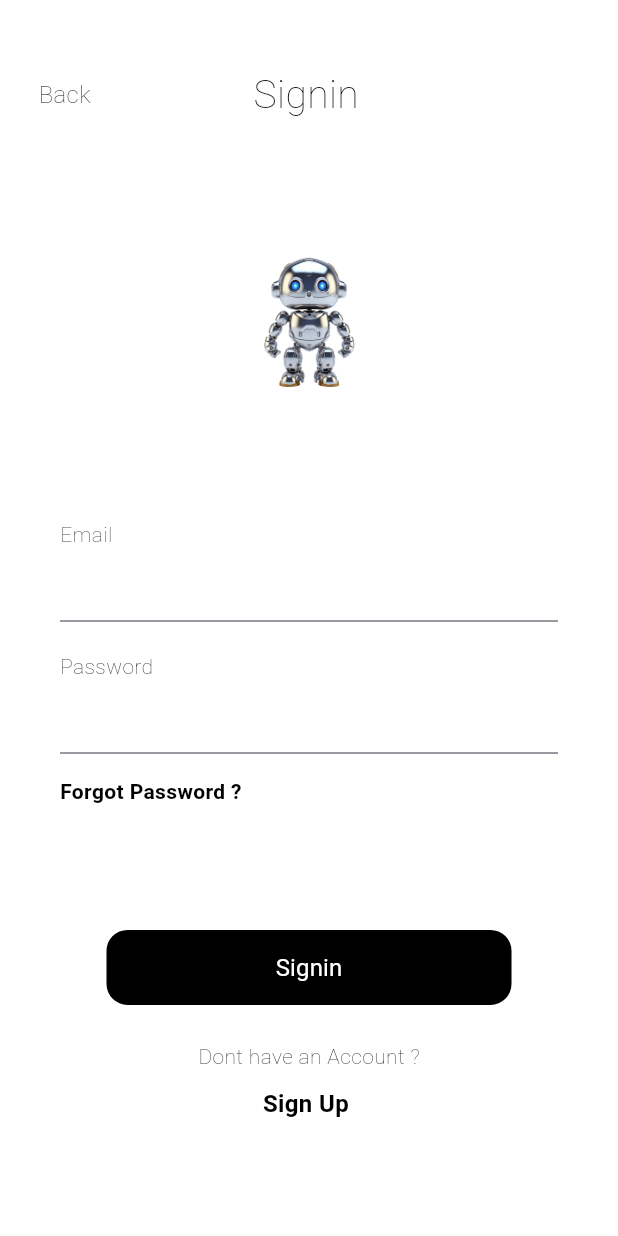
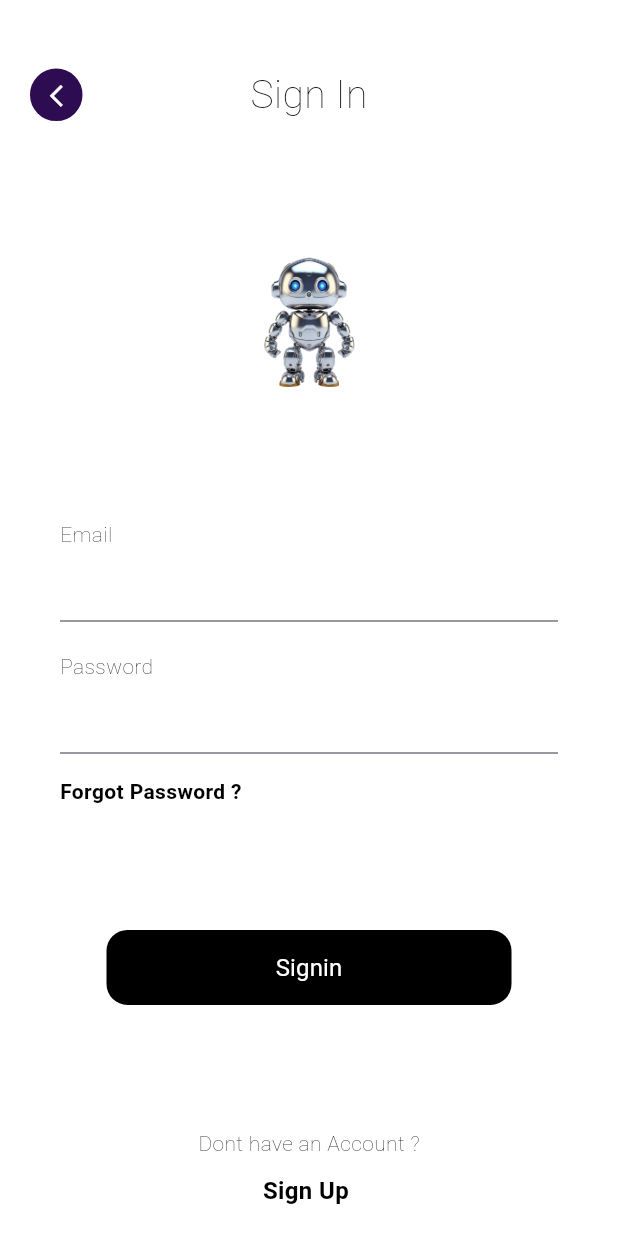
Before and after one commit to frederickohe/autobus-app, a Flutter app: the Signup screen opened directly, scrolled down 85 dp, after a tap on "Log In", on a phone screen of 412 x 824 dp. Run offline on Flutter 3.47's test engine with Material 3 defaults, Android fonts, the phone set to English and light mode, and no system bars; our stand-ins replace bloc, equatable, flutter_bloc, flutter_secure_storage, google_fonts, jwt_decoder and 2 more; missing offline and left inert: iconify_flutter; accounts and stored records are empty; network calls fail; Roboto replaces fonts that are missing (Imprima).

Commit message:
login flows

```diff
--- a/lib/features/auth/signin.dart
+++ b/lib/features/auth/signin.dart
@@ -23,31 +23,13 @@ class _SigninState extends State<Signin> {
               crossAxisAlignment: CrossAxisAlignment.start,
               children: [
                 SizedBox(height: MediaQuery.of(context).size.height * 0.03),
-                SizedBox(
-                  width: MediaQuery.of(context).size.width,
-                  child: Row(
-                    mainAxisAlignment: MainAxisAlignment.spaceAround,
+                Stack(
+                  alignment: Alignment.center,
                   children: [
-                      SizedBox(
-                        width: MediaQuery.of(context).size.width * 0.32,
-                        child: GestureDetector(
-                              onTap: () {
-                                Navigator.of(context).pop();
-                              },
+                    // Centered text
+                    Center(
                       child: Text(
-                                'Back',
-                                style: GoogleFonts.imprima(
-                                    color: Colors.black,
-                                    fontSize: 16,
-                                    fontWeight: FontWeight.w100,
-                                  ),
-                              ),
-                            ),
-                      ),
-                      SizedBox(
-                        width: MediaQuery.of(context).size.width * 0.3,
-                        child: Text(
-                          'Signin',
+                        'Sign In',
                         style: GoogleFonts.imprima(
                           color: Colors.black,
                           fontSize: 26,
@@ -55,9 +37,36 @@ class _SigninState extends State<Signin> {
                         ),
                       ),
                     ),
-                      SizedBox(width: MediaQuery.of(context).size.width * 0.2),
+
+                    // Back button positioned on the left
+                    Positioned(
+                      left: 0,
+                      child: GestureDetector(
+                        onTap: () {
+                          Navigator.of(context).pop();
+                        },
+                        child: Container(
+                          height: 35,
+                          width: 35,
+                          decoration: BoxDecoration(
+                            color: CustColors.mainCol,
+                            shape: BoxShape.circle,
+                            border: Border.all(
+                              color: CustColors.mainCol,
+                              width: 1.5,
+                            ),
+                          ),
+                          child: Center(
+                            child: Icon(
+                              Icons.arrow_back_ios_new,
+                              color: Colors.white,
+                              size: 50 * 0.35,
+                            ),
+                          ),
+                        ),
+                      ),
+                    ),
                   ],
-                  ),
                 ),
                 SizedBox(height: MediaQuery.of(context).size.height * 0.1),
                 Center(
@@ -70,11 +79,14 @@ class _SigninState extends State<Signin> {
                 SizedBox(height: MediaQuery.of(context).size.height * 0.1),
                 Padding(
                   padding: EdgeInsets.only(left: 20.0, right: 20.0),
-                  child: Text('Email', style: GoogleFonts.imprima(
+                  child: Text(
+                    'Email',
+                    style: GoogleFonts.imprima(
                       color: const Color.fromARGB(255, 12, 12, 12),
                       fontSize: 14,
                       fontWeight: FontWeight.w100,
-                                ),),
+                    ),
+                  ),
                 ),
                 Padding(
                   padding: const EdgeInsets.only(left: 20.0, right: 20.0),
@@ -89,11 +101,14 @@ class _SigninState extends State<Signin> {
                 const SizedBox(height: 20),
                 Padding(
                   padding: EdgeInsets.only(left: 20.0, right: 20.0),
-                  child: Text('Password', style: GoogleFonts.imprima(
+                  child: Text(
+                    'Password',
+                    style: GoogleFonts.imprima(
                       color: Colors.black,
                       fontSize: 14,
                       fontWeight: FontWeight.w100,
-                                ),),
+                    ),
+                  ),
                 ),
                 Padding(
                   padding: const EdgeInsets.only(left: 20.0, right: 20.0),
@@ -121,7 +136,7 @@ class _SigninState extends State<Signin> {
                         ),
                       );
                     },
-                    child:  Text(
+                    child: Text(
                       'Forgot Password ?',
                       style: GoogleFonts.imprima(
                         color: Colors.black,
@@ -139,11 +154,14 @@ class _SigninState extends State<Signin> {
                           passwordController.text.isEmpty) {
                         ScaffoldMessenger.of(context).showSnackBar(
                           SnackBar(
-                            content: Text('Please fill all fields', style: GoogleFonts.imprima(
+                            content: Text(
+                              'Please fill all fields',
+                              style: GoogleFonts.imprima(
                                 color: Colors.black,
                                 fontSize: 14,
                                 fontWeight: FontWeight.w100,
-                                ),),
+                              ),
+                            ),
                             backgroundColor: Colors.red,
                           ),
                         );
@@ -160,7 +178,7 @@ class _SigninState extends State<Signin> {
                     buttonText: 'Signin',
                   ),
                 ),
-                SizedBox(height: MediaQuery.of(context).size.height * 0.03),
+                SizedBox(height: MediaQuery.of(context).size.height * 0.1),
                 Center(
                   child: Text(
                     'Dont have an Account ?',
--- a/lib/features/auth/signup.dart
+++ b/lib/features/auth/signup.dart
@@ -29,31 +29,13 @@ class _SignupState extends State<Signup> {
                 child: Column(
                   crossAxisAlignment: CrossAxisAlignment.start,
                   children: [
-                    SizedBox(
-                      width: MediaQuery.of(context).size.width,
-                      child: Row(
-                        mainAxisAlignment: MainAxisAlignment.spaceAround,
+                    Stack(
+                      alignment: Alignment.center,
                       children: [
-                          SizedBox(
-                            width: MediaQuery.of(context).size.width * 0.32,
-                            child: GestureDetector(
-                              onTap: () {
-                                Navigator.of(context).pop();
-                              },
+                        // Centered text
+                        Center(
                           child: Text(
-                                'Back',
-                                style: GoogleFonts.imprima(
-                                  color: Colors.black,
-                                  fontSize: 16,
-                                  fontWeight: FontWeight.w100,
-                                ),
-                              ),
-                            ),
-                          ),
-                          SizedBox(
-                            width: MediaQuery.of(context).size.width * 0.3,
-                            child: Text(
-                              'SignUp',
+                            'Sign Up',
                             style: GoogleFonts.imprima(
                               color: Colors.black,
                               fontSize: 26,
@@ -61,9 +43,36 @@ class _SignupState extends State<Signup> {
                             ),
                           ),
                         ),
-                          SizedBox(width: MediaQuery.of(context).size.width * 0.2),
+
+                        // Back button positioned on the left
+                        Positioned(
+                          left: 0,
+                          child: GestureDetector(
+                            onTap: () {
+                              Navigator.of(context).pop();
+                            },
+                            child: Container(
+                              height: 35,
+                              width: 35,
+                              decoration: BoxDecoration(
+                                color: CustColors.mainCol,
+                                shape: BoxShape.circle,
+                                border: Border.all(
+                                  color: CustColors.mainCol,
+                                  width: 1.5,
+                                ),
+                              ),
+                              child: Center(
+                                child: Icon(
+                                  Icons.arrow_back_ios_new,
+                                  color: Colors.white,
+                                  size: 50 * 0.35,
+                                ),
+                              ),
+                            ),
+                          ),
+                        ),
                       ],
-                      ),
                     ),
                     SizedBox(height: MediaQuery.of(context).size.height * 0.1),
                     Center(
@@ -82,11 +91,14 @@ class _SignupState extends State<Signup> {
                           children: [
                             Padding(
                               padding: EdgeInsets.only(left: 20.0, right: 20.0),
-                              child: Text('Full Name', style: GoogleFonts.imprima(
+                              child: Text(
+                                'Full Name',
+                                style: GoogleFonts.imprima(
                                   color: Colors.black,
                                   fontSize: 14,
                                   fontWeight: FontWeight.w100,
-                              )),
+                                ),
+                              ),
                             ),
                             Padding(
                               padding: const EdgeInsets.only(
@@ -127,11 +139,14 @@ class _SignupState extends State<Signup> {
                             const SizedBox(height: 20),
                             Padding(
                               padding: EdgeInsets.only(left: 20.0, right: 20.0),
-                              child: Text('Email', style: GoogleFonts.imprima(
+                              child: Text(
+                                'Email',
+                                style: GoogleFonts.imprima(
                                   color: Colors.black,
                                   fontSize: 14,
                                   fontWeight: FontWeight.w100,
-                              )),
+                                ),
+                              ),
                             ),
                             Padding(
                               padding: const EdgeInsets.only(
@@ -221,12 +236,14 @@ class _SignupState extends State<Signup> {
                               type: PageTransitionType.leftToRightWithFade,
                               childCurrent: widget,
                               duration: const Duration(milliseconds: 1000),
-                              reverseDuration: const Duration(milliseconds: 1000),
+                              reverseDuration: const Duration(
+                                milliseconds: 1000,
+                              ),
                               child: const Signin(),
                             ),
                           ); // Handle sign up navigation
                         },
-                        child:  Text(
+                        child: Text(
                           'Log In',
                           style: GoogleFonts.imprima(
                             color: Colors.black,
```
Also changed, not shown: lib/features/auth/logorsign.dart (+24 -27 lines), lib/features/auth/recoveraccount.dart (+36 -25 lines), lib/features/auth/resetpass.dart (+36 -25 lines), lib/features/auth/verifycode.dart (+34 -25 lines), lib/features/initial_ui/splash.dart (+11 -23 lines), assets/icons/autologo.png (added). Lines whose indentation alone changed are shown as unchanged.
